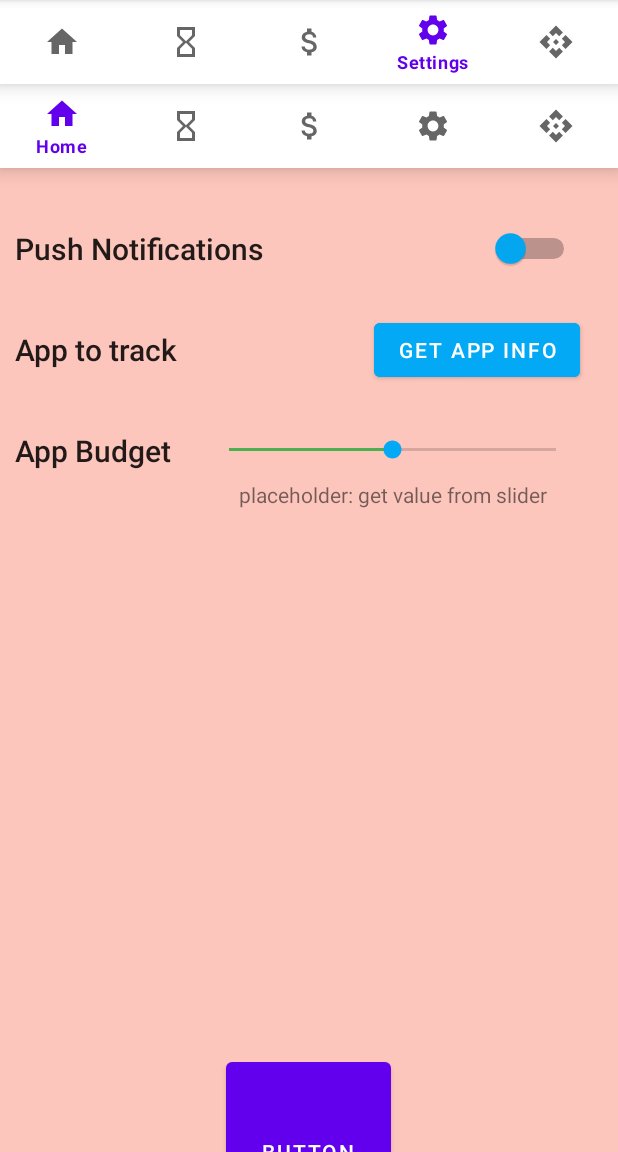
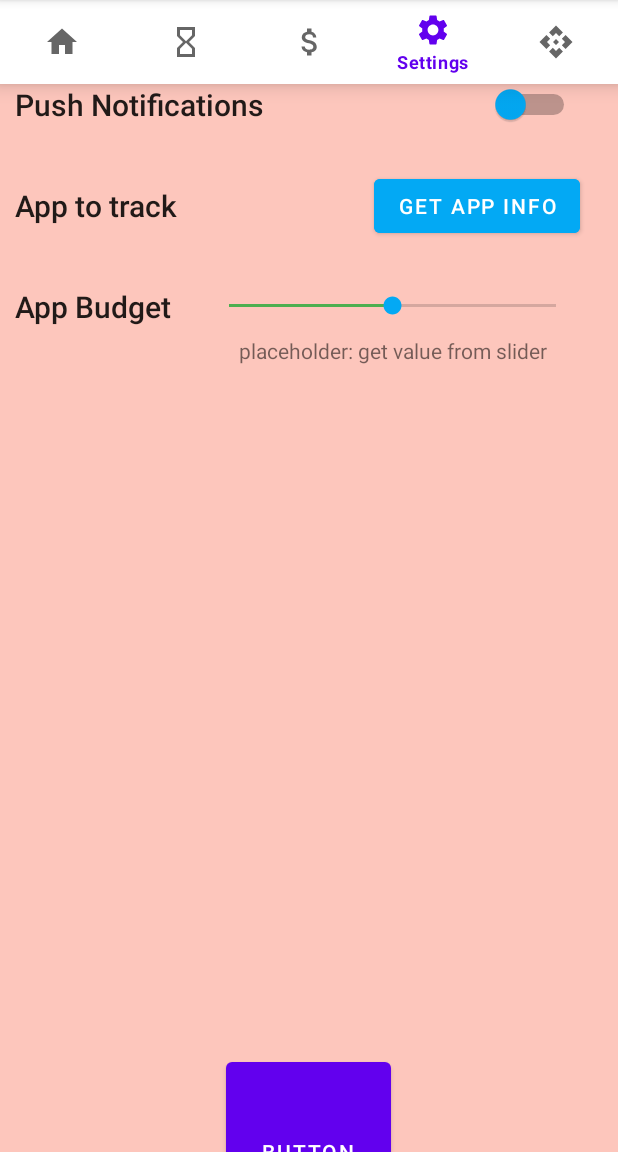
Before and after one commit to Oliver-Cross/ChronoBoss, an Android app: the SettingsFragment screen opened through its navigation route, on a phone screen of 412 x 824 dp, the part 84-1236 px from its top. Run offline under Robolectric (Android 15) with nearby library versions, the phone set to English and light mode, and no system bars; our stand-ins replace navigation-ui; 1 statement that could not run was skipped.

Commit message:
updated settings xml to remove excess nav bar.

```diff
--- a/app/src/main/res/layout/fragment_settings.xml
+++ b/app/src/main/res/layout/fragment_settings.xml
@@ -10,27 +10,17 @@
     android:background="#FDC6BC"
     tools:context=".SettingsFragment">
 
-    <com.google.android.material.bottomnavigation.BottomNavigationView
-        android:id="@+id/bottomNavigationViewSettings"
-        android:layout_width="match_parent"
-        android:layout_height="wrap_content"
-        android:background="#fff"
-        app:layout_constraintEnd_toEndOf="parent"
-        app:layout_constraintStart_toStartOf="parent"
-        app:layout_constraintTop_toTopOf="parent"
-        app:menu="@menu/nav_bar_menu" />
 
     <TextView
         android:id="@+id/option_push_notification_text"
         android:layout_width="wrap_content"
         android:layout_height="wrap_content"
         android:layout_marginStart="10dp"
-        android:layout_marginTop="40dp"
         android:text="Push Notifications"
         android:textAppearance="@style/TextAppearance.AppCompat.Body2"
         android:textSize="20sp"
         app:layout_constraintStart_toStartOf="parent"
-        app:layout_constraintTop_toBottomOf="@+id/bottomNavigationViewSettings" />
+        app:layout_constraintTop_toTopOf="parent" />
 
     <TextView
         android:id="@+id/option_top_package_text"
```
